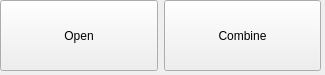
Before: the Qt Designer form buttonbar.ui in Dantej115/StarTrailCombiner, drawn with Qt 5.
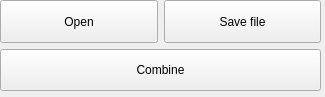
After: the same form once the commit is applied.

Commit message: save file button created

```diff
--- a/buttonbar.ui
+++ b/buttonbar.ui
@@ -7,7 +7,7 @@
     <x>0</x>
     <y>0</y>
     <width>325</width>
-    <height>75</height>
+    <height>97</height>
    </rect>
   </property>
   <property name="sizePolicy">
@@ -25,9 +25,11 @@
      <x>0</x>
      <y>0</y>
      <width>321</width>
-     <height>71</height>
+     <height>91</height>
     </rect>
    </property>
+   <layout class="QVBoxLayout" name="verticalLayout">
+    <item>
    <layout class="QHBoxLayout" name="horizontalLayout" stretch="0,0">
     <property name="spacing">
      <number>6</number>
@@ -53,6 +55,21 @@
        <string>Open</string>
       </property>
      </widget>
+      </item>
+      <item>
+       <widget class="QPushButton" name="saveFileButton">
+        <property name="sizePolicy">
+         <sizepolicy hsizetype="Minimum" vsizetype="Preferred">
+          <horstretch>0</horstretch>
+          <verstretch>0</verstretch>
+         </sizepolicy>
+        </property>
+        <property name="text">
+         <string>Save file</string>
+        </property>
+       </widget>
+      </item>
+     </layout>
     </item>
     <item>
      <widget class="QPushButton" name="combineButton">
```
Left out of the diff: 2 changed lines with no effect on the pictures. Lines whose indentation alone changed are shown as unchanged. The commit also changes 2 other files.
